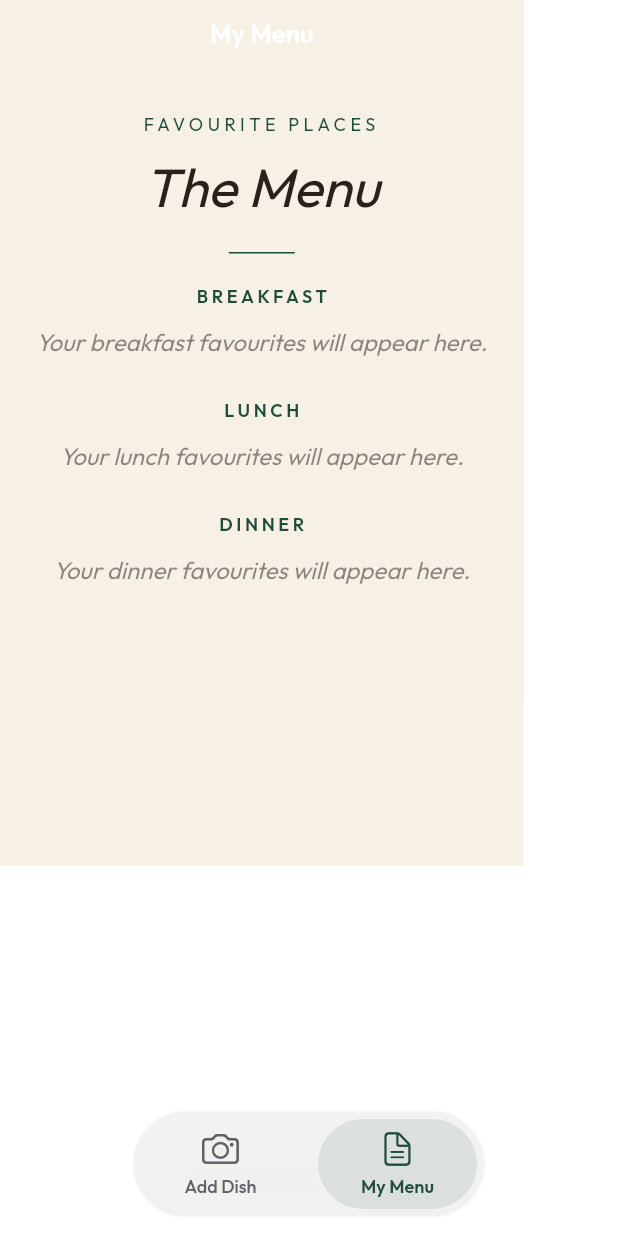
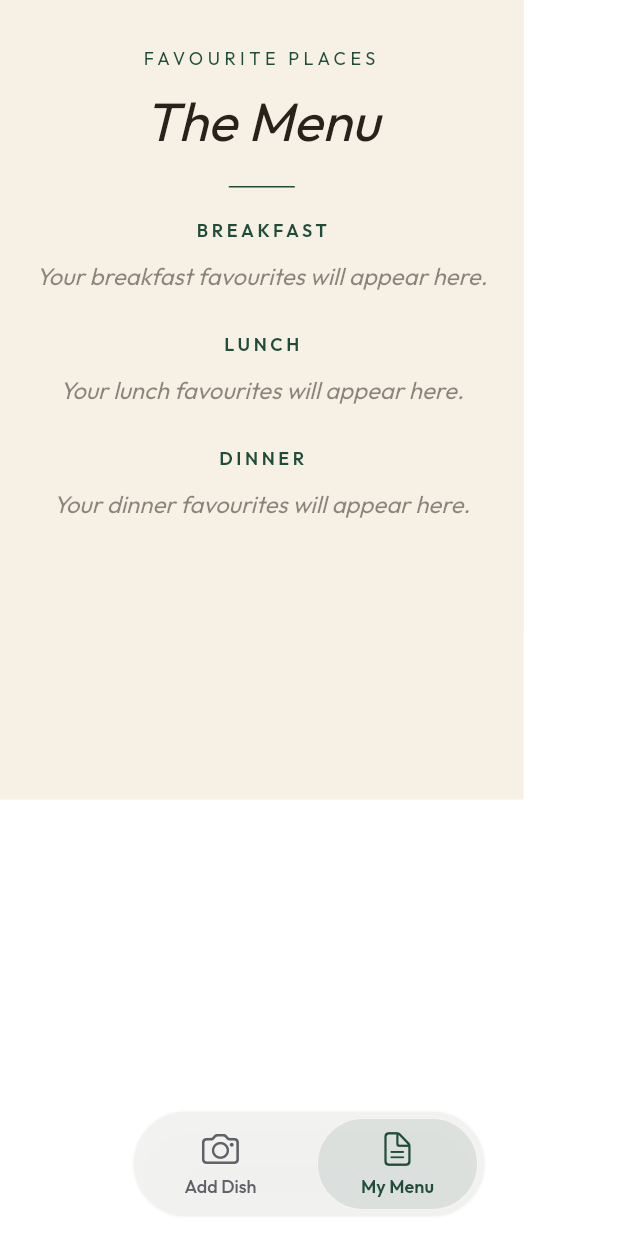
Before and after one commit to aswinckr/Hatch, a Flutter app: the screen it shows after launch, after a tap on "My Menu", on a phone screen of 412 x 824 dp. Run offline on Flutter 3.47's test engine with Material 3 defaults, Android fonts, the phone set to English and light mode, and no system bars; our stand-ins replace image_picker, pdf, printing, shared_preferences.

Commit message:
style: make menu canvas full screen

```diff
--- a/lib/features/menu/presentation/menu_screen.dart
+++ b/lib/features/menu/presentation/menu_screen.dart
@@ -1,4 +1,5 @@
 import 'package:flutter/cupertino.dart';
+import '../../../core/design/app_colors.dart';
 import '../application/menu_controller.dart' as app_menu;
 import '../domain/dish.dart';
 import 'dish_editor_sheet.dart';
@@ -10,8 +11,9 @@ class MenuScreen extends StatelessWidget {
 
   @override
   Widget build(BuildContext context) => CupertinoPageScaffold(
-    navigationBar: const CupertinoNavigationBar(middle: Text('My Menu')),
+    backgroundColor: AppColors.cream,
     child: SafeArea(
+      bottom: false,
       child: AnimatedBuilder(
         animation: controller,
         builder: (context, _) => SingleChildScrollView(
```
Also changed, not shown: 2 other files.
